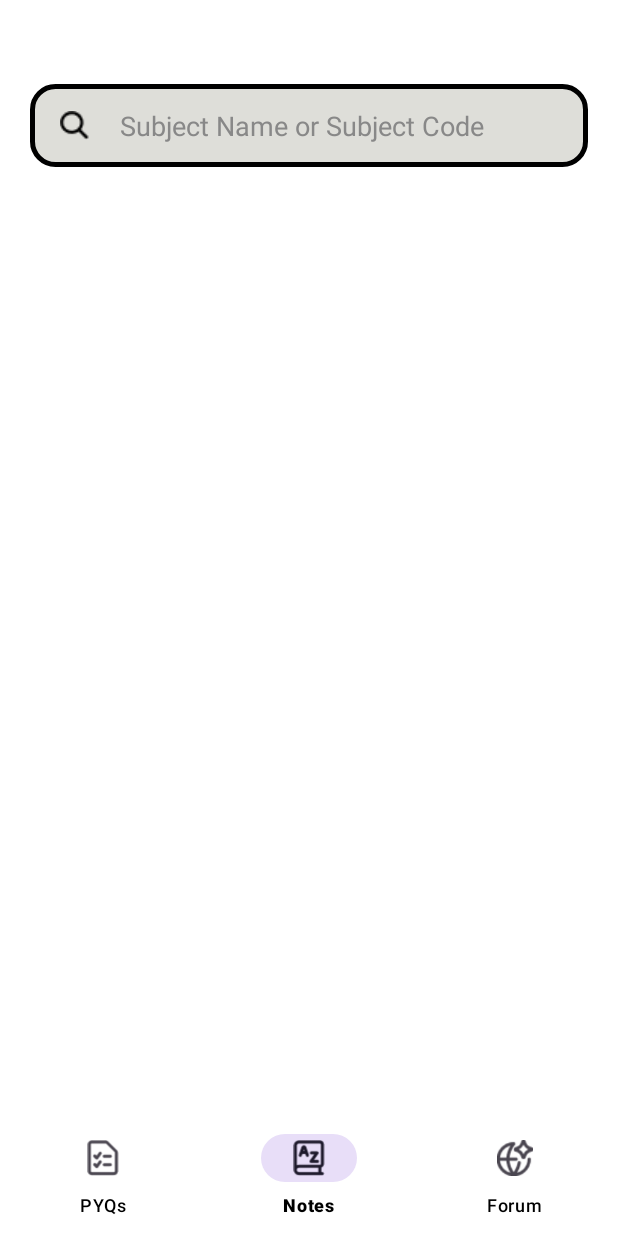
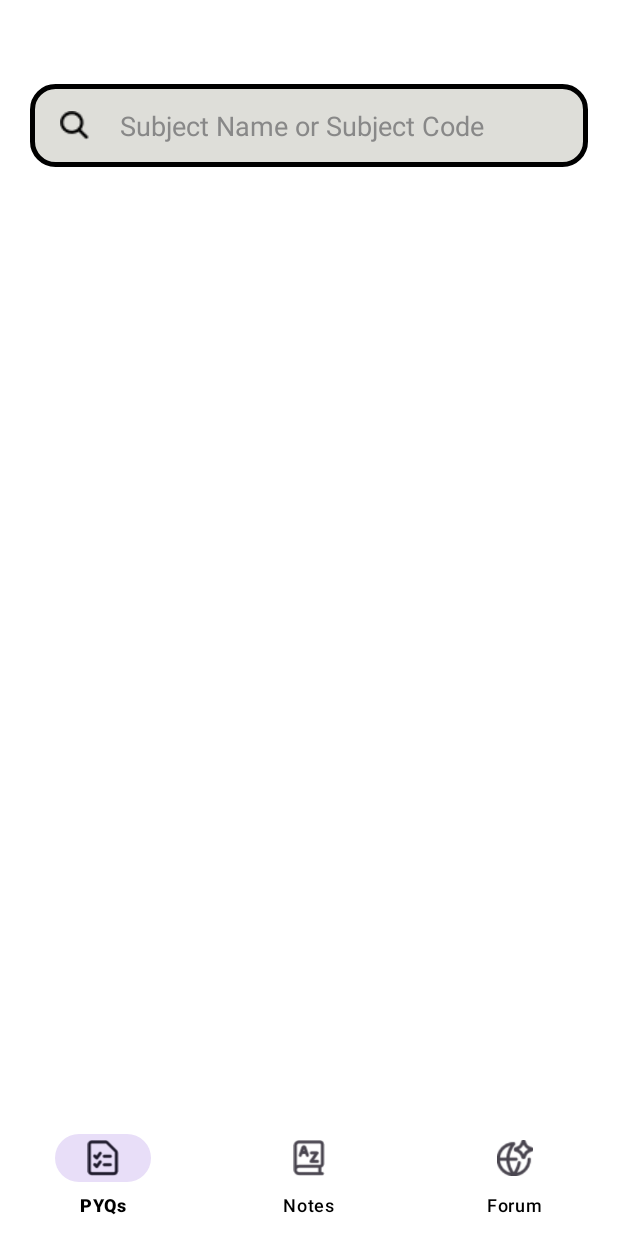
Before and after one commit to Vaibhavbansal15/JIIT-StudySync, an Android app: the screen it shows after launch once a user with an empty profile is signed in (UserDashboard before the commit, NotesActivity after it), item 2 of the bottom bar chosen, on a phone screen of 412 x 824 dp. Run offline under Robolectric (Android 15) with nearby library versions, the light colour scheme and no system bars; our stand-ins replace Firebase (no records; nobody signed in at launch, a user with empty details on screens opened directly).

Commit message:
fixed pyq and notes activity

```diff
--- a/JIITStudySync/app/src/main/AndroidManifest.xml
+++ b/JIITStudySync/app/src/main/AndroidManifest.xml
@@ -12,6 +12,12 @@
         android:supportsRtl="true"
         android:theme="@style/Theme.JIITStudySync"
         tools:targetApi="31">
+        <activity
+            android:name=".NotesActivity"
+            android:exported="false" />
+        <activity
+            android:name=".PYQActivity"
+            android:exported="false" />
         <activity
             android:name=".UploadNotes"
             android:exported="false" />
--- /dev/null
+++ b/JIITStudySync/app/src/main/java/com/minorproject/jiitstudysync/NotesActivity.kt
@@ -0,0 +1,44 @@
+package com.minorproject.jiitstudysync
+
+import android.content.Intent
+import android.os.Bundle
+import android.view.Menu
+import android.widget.Toast
+import androidx.activity.enableEdgeToEdge
+import androidx.appcompat.app.AppCompatActivity
+import com.minorproject.jiitstudysync.databinding.ActivityNotesBinding
+
+class NotesActivity : AppCompatActivity() {
+
+    private val binding : ActivityNotesBinding by lazy {
+        ActivityNotesBinding.inflate(layoutInflater)
+    }
+
+    override fun onCreate(savedInstanceState: Bundle?) {
+        super.onCreate(savedInstanceState)
+        enableEdgeToEdge()
+        setContentView(binding.root)
+
+        binding.bottomNavigationView.setOnItemSelectedListener {
+            when(it.itemId){
+                R.id.pyqSection -> {
+                    startActivity(Intent(this, PYQActivity::class.java))
+                    finish()
+                    true
+                }
+                R.id.notesSection -> {
+                    startActivity(Intent(this, NotesActivity::class.java))
+                    finish()
+                    true
+                }
+                R.id.forumSection -> {
+                    Toast.makeText(this, "Forum Section ", Toast.LENGTH_SHORT).show()
+                    true
+                }
+                else -> {
+                    false
+                }
+            }
+        }
+    }
+}
--- a/JIITStudySync/app/src/main/java/com/minorproject/jiitstudysync/NotesPage.kt
+++ /dev/null
@@ -1,59 +0,0 @@
-package com.minorproject.jiitstudysync
-
-import android.os.Bundle
-import androidx.fragment.app.Fragment
-import android.view.LayoutInflater
-import android.view.View
-import android.view.ViewGroup
-
-// TODO: Rename parameter arguments, choose names that match
-// the fragment initialization parameters, e.g. ARG_ITEM_NUMBER
-private const val ARG_PARAM1 = "param1"
-private const val ARG_PARAM2 = "param2"
-
-/**
- * A simple [Fragment] subclass.
- * Use the [NotesPage.newInstance] factory method to
- * create an instance of this fragment.
- */
-class NotesPage : Fragment() {
-    // TODO: Rename and change types of parameters
-    private var param1: String? = null
-    private var param2: String? = null
-
-    override fun onCreate(savedInstanceState: Bundle?) {
-        super.onCreate(savedInstanceState)
-        arguments?.let {
-            param1 = it.getString(ARG_PARAM1)
-            param2 = it.getString(ARG_PARAM2)
-        }
-    }
-
-    override fun onCreateView(
-        inflater: LayoutInflater, container: ViewGroup?,
-        savedInstanceState: Bundle?
-    ): View? {
-        // Inflate the layout for this fragment
-        return inflater.inflate(R.layout.fragment_notes_page, container, false)
-    }
-
-    companion object {
-        /**
-         * Use this factory method to create a new instance of
-         * this fragment using the provided parameters.
-         *
-         * @param param1 Parameter 1.
-         * @param param2 Parameter 2.
-         * @return A new instance of fragment notesPage.
-         */
-        // TODO: Rename and change types and number of parameters
-        @JvmStatic
-        fun newInstance(param1: String, param2: String) =
-            NotesPage().apply {
-                arguments = Bundle().apply {
-                    putString(ARG_PARAM1, param1)
-                    putString(ARG_PARAM2, param2)
-                }
-            }
-    }
-}
--- a/JIITStudySync/app/src/main/java/com/minorproject/jiitstudysync/UserDashboard.kt
+++ b/JIITStudySync/app/src/main/java/com/minorproject/jiitstudysync/UserDashboard.kt
@@ -7,7 +7,6 @@ import android.widget.PopupMenu
 import android.widget.Toast
 import androidx.activity.enableEdgeToEdge
 import androidx.appcompat.app.AppCompatActivity
-import androidx.fragment.app.Fragment
 import com.google.firebase.auth.FirebaseAuth
 import com.minorproject.jiitstudysync.databinding.ActivityUserDashboardBinding
 
@@ -37,14 +36,24 @@ class UserDashboard : AppCompatActivity() {
 
         binding.bottomNavigationView.setOnItemSelectedListener {
             when(it.itemId){
-                R.id.pyqSection -> replaceFragment(PyqPage())
-                R.id.notesSection -> replaceFragment(NotesPage())
-
+                R.id.pyqSection -> {
+                    startActivity(Intent(this, PYQActivity::class.java))
+//                    finish()
+                    true
+                }
+                R.id.notesSection -> {
+                    startActivity(Intent(this, NotesActivity::class.java))
+//                    finish()
+                    true
+                }
+                R.id.forumSection -> {
+                    Toast.makeText(this, "Forum Section ", Toast.LENGTH_SHORT).show()
+                    true
+                }
                 else -> {
-                    return@setOnItemSelectedListener false
+                    false
                 }
             }
-            true
         }
     }
 
@@ -69,11 +78,4 @@ class UserDashboard : AppCompatActivity() {
         }
         popupMenu.show()
     }
-
-    private fun replaceFragment(fragment: Fragment){
-        val fragmentManager = supportFragmentManager
-        val fragmentTransaction = fragmentManager.beginTransaction()
-        fragmentTransaction.replace(R.id.frameLayout, fragment)
-        fragmentTransaction.commit()
-    }
 }
--- a/JIITStudySync/app/src/main/res/layout/fragment_notes_page.xml
+++ b/JIITStudySync/app/src/main/res/layout/activity_notes.xml
@@ -1,15 +1,12 @@
 <?xml version="1.0" encoding="utf-8"?>
-<FrameLayout xmlns:android="http://schemas.android.com/apk/res/android"
+<androidx.constraintlayout.widget.ConstraintLayout xmlns:android="http://schemas.android.com/apk/res/android"
     xmlns:app="http://schemas.android.com/apk/res-auto"
     xmlns:tools="http://schemas.android.com/tools"
+    android:id="@+id/main"
     android:layout_width="match_parent"
     android:layout_height="match_parent"
     android:background="@color/white"
-    tools:context=".NotesPage">
-
-    <androidx.constraintlayout.widget.ConstraintLayout
-        android:layout_width="match_parent"
-        android:layout_height="match_parent">
+    tools:context=".NotesActivity">
 
         <EditText
             android:id="@+id/notesSearchBar"
@@ -22,6 +19,7 @@
             android:drawableStart="@drawable/search_icon"
             android:drawablePadding="20dp"
             android:hint="Subject Name or Subject Code"
+            android:autofillHints="Subject"
             android:textColorHint="@color/HintColor2"
             android:textColor="@color/black"
             app:layout_constraintEnd_toEndOf="parent"
@@ -33,13 +31,22 @@
             android:layout_width="0dp"
             android:layout_height="0dp"
             android:layout_marginTop="32dp"
-            android:layout_marginBottom="12dp"
-            app:layout_constraintBottom_toBottomOf="parent"
+            app:layout_constraintBottom_toTopOf="@+id/bottomNavigationView"
             app:layout_constraintEnd_toEndOf="parent"
             app:layout_constraintStart_toStartOf="parent"
             app:layout_constraintTop_toBottomOf="@+id/notesSearchBar"
             tools:listitem="@layout/custom_subject_list" />
 
-    </androidx.constraintlayout.widget.ConstraintLayout>
+        <com.google.android.material.bottomnavigation.BottomNavigationView
+            android:id="@+id/bottomNavigationView"
+            android:layout_width="match_parent"
+            android:layout_height="wrap_content"
+            android:background="@color/white"
+            app:itemTextColor="@color/black"
+            app:layout_constraintBottom_toBottomOf="parent"
+            app:layout_constraintEnd_toEndOf="parent"
+            app:layout_constraintStart_toStartOf="parent"
+            app:menu="@menu/bottom_nav_menu">
+        </com.google.android.material.bottomnavigation.BottomNavigationView>
 
-</FrameLayout>
+</androidx.constraintlayout.widget.ConstraintLayout>
```
Also changed, not shown: JIITStudySync/app/src/main/java/com/minorproject/jiitstudysync/PYQActivity.kt (added, +48 -0 lines), JIITStudySync/app/src/main/java/com/minorproject/jiitstudysync/PyqPage.kt (deleted, +0 -24 lines), JIITStudySync/app/src/main/res/layout/activity_pyqactivity.xml (added, +61 -0 lines), JIITStudySync/app/src/main/res/layout/fragment_pyq_page.xml (deleted, +0 -44 lines).
